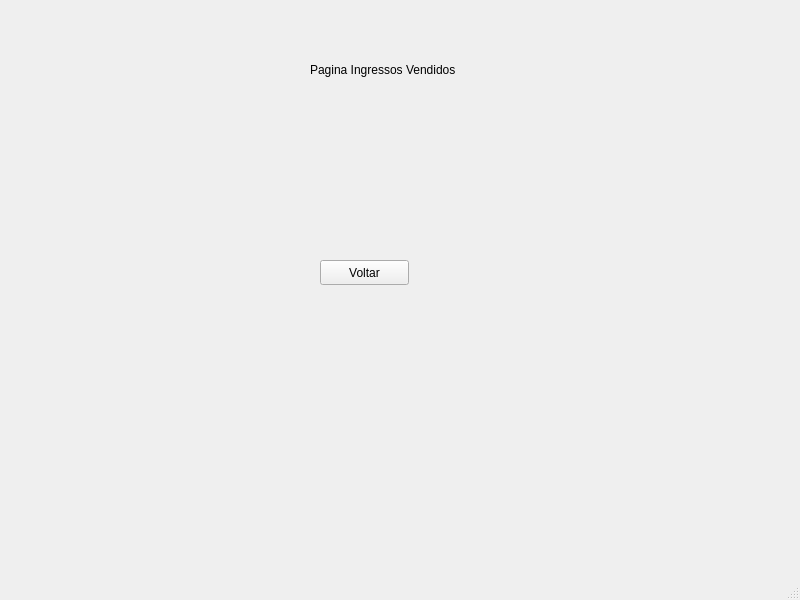
First picture: the form in ui/viewVendas.ui, repository PedroAugustoRamalhoDuarte/Trabalho-TP1, before the edit.
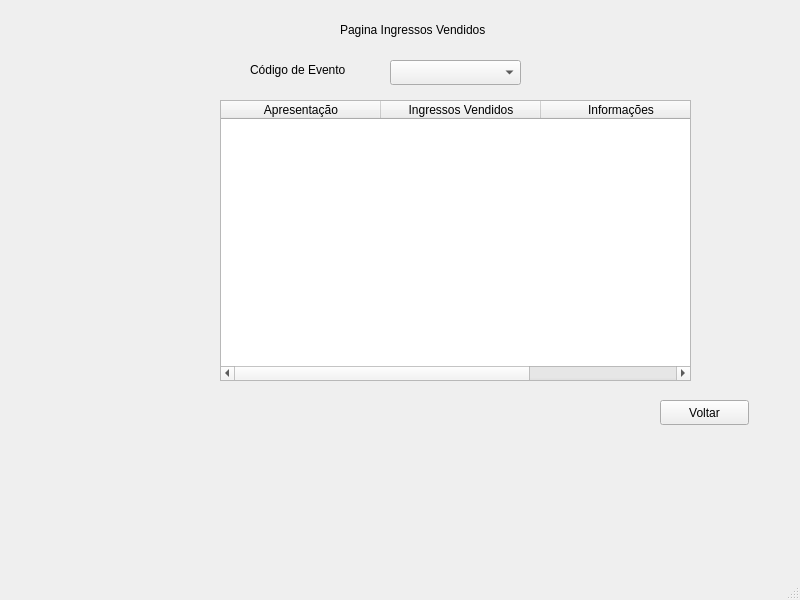
Second picture: the form after the edit. The open tabs and pages were chosen to show the change.

Commit message: Vendas funicional

```diff
--- a/ui/viewVendas.ui
+++ b/ui/viewVendas.ui
@@ -17,8 +17,8 @@
    <widget class="QStackedWidget" name="stackedWidget">
     <property name="geometry">
      <rect>
-      <x>100</x>
-      <y>10</y>
+      <x>140</x>
+      <y>0</y>
       <width>651</width>
       <height>441</height>
      </rect>
@@ -158,8 +158,8 @@
      <widget class="QLabel" name="label_5">
       <property name="geometry">
        <rect>
-        <x>210</x>
-        <y>50</y>
+        <x>200</x>
+        <y>20</y>
         <width>191</width>
         <height>20</height>
        </rect>
@@ -171,14 +171,103 @@
      <widget class="QPushButton" name="btnVoltar2">
       <property name="geometry">
        <rect>
-        <x>220</x>
-        <y>250</y>
+        <x>520</x>
+        <y>400</y>
         <width>89</width>
         <height>25</height>
        </rect>
       </property>
       <property name="text">
        <string>Voltar</string>
+      </property>
+     </widget>
+     <widget class="QComboBox" name="comboBoxEve">
+      <property name="geometry">
+       <rect>
+        <x>250</x>
+        <y>60</y>
+        <width>131</width>
+        <height>25</height>
+       </rect>
+      </property>
+     </widget>
+     <widget class="QTableWidget" name="tableQtdVendida">
+      <property name="geometry">
+       <rect>
+        <x>80</x>
+        <y>100</y>
+        <width>471</width>
+        <height>281</height>
+       </rect>
+      </property>
+      <attribute name="horizontalHeaderDefaultSectionSize">
+       <number>160</number>
+      </attribute>
+      <column>
+       <property name="text">
+        <string>Apresentação</string>
+       </property>
+      </column>
+      <column>
+       <property name="text">
+        <string>Ingressos Vendidos</string>
+       </property>
+      </column>
+      <column>
+       <property name="text">
+        <string>Informações</string>
+       </property>
+      </column>
+     </widget>
+     <widget class="QLabel" name="label_6">
+      <property name="geometry">
+       <rect>
+        <x>110</x>
+        <y>60</y>
+        <width>151</width>
+        <height>20</height>
+       </rect>
+      </property>
+      <property name="text">
+       <string>Código de Evento</string>
+      </property>
+     </widget>
+    </widget>
+    <widget class="QWidget" name="page_4">
+     <widget class="QTableWidget" name="tableCpfQte">
+      <property name="geometry">
+       <rect>
+        <x>170</x>
+        <y>70</y>
+        <width>361</width>
+        <height>331</height>
+       </rect>
+      </property>
+      <attribute name="horizontalHeaderDefaultSectionSize">
+       <number>180</number>
+      </attribute>
+      <column>
+       <property name="text">
+        <string>Usuário</string>
+       </property>
+      </column>
+      <column>
+       <property name="text">
+        <string>Quantidade de Ingressos</string>
+       </property>
+      </column>
+     </widget>
+     <widget class="QLabel" name="label_7">
+      <property name="geometry">
+       <rect>
+        <x>270</x>
+        <y>30</y>
+        <width>161</width>
+        <height>20</height>
+       </rect>
+      </property>
+      <property name="text">
+       <string>Ingressos Comprados</string>
       </property>
      </widget>
     </widget>
```
Left out of the diff: 10 changed lines with no effect on the pictures. The commit also changes 8 other files.
